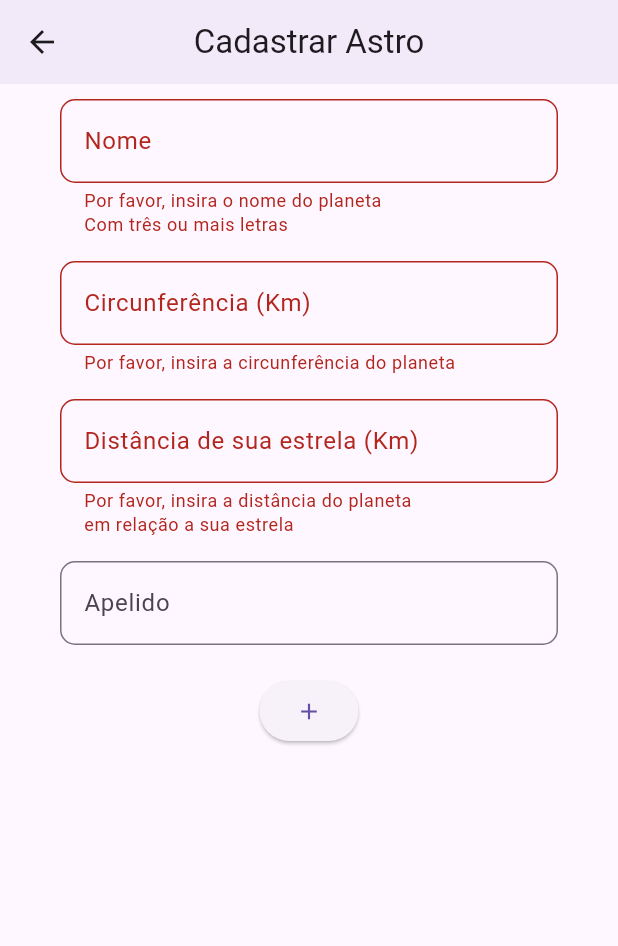
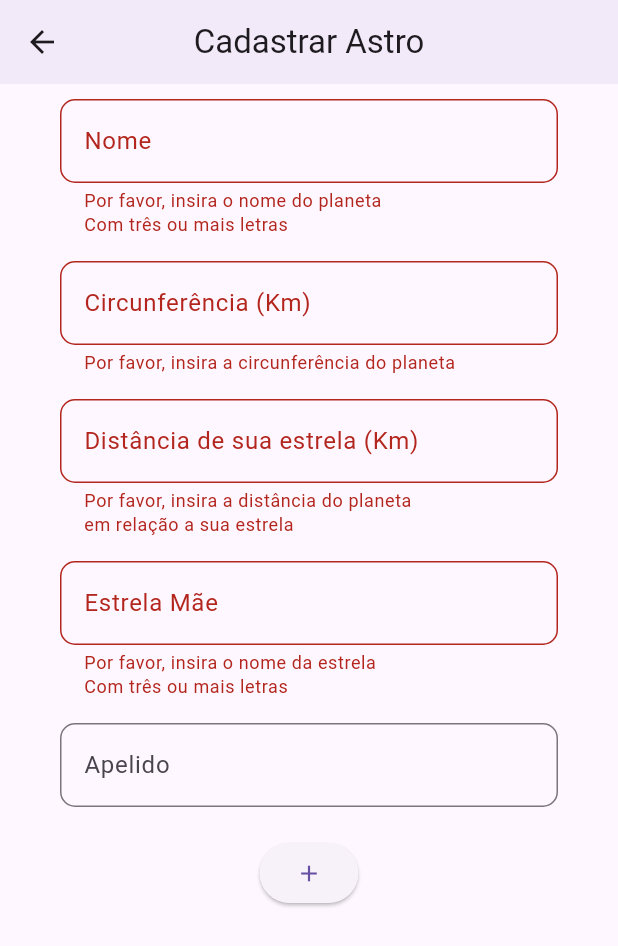
Before and after one commit to AnuTech001/Planetario, a Flutter app: the TelaAstros screen opened directly, after a tap on the "add" icon, on a phone screen of 412 x 824 dp. Shown: the top 946 px of the screen. Run offline on Flutter 3.47's test engine with Material 3 defaults, Android fonts, the phone set to English and light mode, and no system bars; our stand-ins replace sqflite; accounts and stored records are empty.

Commit message:
Algumas melhorias

```diff
--- a/lib/controles/controle_astros.dart
+++ b/lib/controles/controle_astros.dart
@@ -23,8 +23,9 @@ class ControleAstros {
     }
     return await openDatabase(
       caminho,
-      version: 1,
+      version: 2,
       onCreate: _criarBD,
+      onUpgrade: _atualizarBD,
     );
   }
 
@@ -36,12 +37,24 @@ class ControleAstros {
         nome TEXT NOT NULL,
         tamanho REAL NOT NULL,
         distancia REAL NOT NULL,
+        estrela TEXT,
         apelido TEXT
       );
     ''';
     await bd.execute(sql);
     if (kDebugMode) {
       print("Tabela astros criada com sucesso.");
+    }
+  }
+
+  // Função de migração para atualizar a tabela existente
+  Future<void> _atualizarBD(
+      Database bd, int antigaVersao, int novaVersao) async {
+    if (antigaVersao < 2) {
+      await bd.execute('ALTER TABLE astros ADD COLUMN estrela TEXT;');
+      if (kDebugMode) {
+        print('Tabela astros atualizada com sucesso.');
+      }
     }
   }
 
--- a/lib/main.dart
+++ b/lib/main.dart
@@ -87,7 +87,7 @@ class _MyHomePageState extends State<MyHomePage> {
       context: context,
       builder: (BuildContext context) {
         return AlertDialog(
-          title: Center(),
+          title: Center(child: Text('Confirmação de exclusão')),
           content: Column(
             mainAxisSize: MainAxisSize.min,
             children: <Widget>[
@@ -141,13 +141,13 @@ class _MyHomePageState extends State<MyHomePage> {
           final astro = _astros[index];
           if (kDebugMode) {
             print(
-              'Exibindo astro: ${astro.nome}\nDistância: ${astro.distancia} Km\nCircunferência: ${astro.tamanho} Km\nApelido: ${astro.apelido!}',
+              'Exibindo astro: ${astro.nome}\nDistância: ${astro.distancia} Km\nCircunferência: ${astro.tamanho} Km\nEstrela Mãe: ${astro.estrela}\nApelido: ${astro.apelido}',
             );
           }
           return ListTile(
             title: Text(astro.nome),
             subtitle: Text(
-              'Distância: ${astro.distancia} Km\nCircunferência: ${astro.tamanho} Km\nApelido: ${astro.apelido!}',
+              'Distância: ${astro.distancia} Km\nCircunferência: ${astro.tamanho} Km\nEstrela Mãe: ${astro.estrela}\nApelido: ${astro.apelido}',
             ),
             trailing: IconButton(
               icon: const Icon(Icons.delete),
--- a/lib/modelos/astros.dart
+++ b/lib/modelos/astros.dart
@@ -1,9 +1,9 @@
-// Criação da classe Astros, responsável por armazenar os dados referentes aos astros
 class Astro {
   String? id; // Identificador opcional
   String nome; // Nome do astro
   double tamanho; // Tamanho ou circunferência do astro
   double distancia; // Distância do astro em relação à sua estrela
+  String? estrela; // Nome da estrela mãe
   String? apelido; // Apelido: Nome alternativo para o astro
 
   // Construtor da classe Astro
@@ -12,6 +12,7 @@ class Astro {
     required this.nome,
     required this.tamanho,
     required this.distancia,
+    this.estrela,
     this.apelido,
   });
 
@@ -20,6 +21,7 @@ class Astro {
       : nome = '',
         tamanho = 0.0,
         distancia = 0.0,
+        estrela = '',
         apelido = '';
 
   // Criação de um objeto Astro a partir de um mapa de dados
@@ -29,6 +31,7 @@ class Astro {
       nome: map['nome'],
       tamanho: map['tamanho'],
       distancia: map['distancia'],
+      estrela: map['estrela'],
       apelido: map['apelido'],
     );
   }
@@ -40,6 +43,7 @@ class Astro {
       'nome': nome,
       'tamanho': tamanho,
       'distancia': distancia,
+      'estrela': estrela,
       'apelido': apelido,
     };
   }
--- a/lib/telas/tela_astros.dart
+++ b/lib/telas/tela_astros.dart
@@ -1,5 +1,3 @@
-// ignore_for_file: use_build_context_synchronously
-
 import 'package:flutter/foundation.dart';
 import 'package:flutter/material.dart';
 import 'package:planetario/controles/controle_astros.dart';
@@ -24,6 +22,7 @@ class _TelaAstrosState extends State<TelaAstros> {
   final TextEditingController _nomeController = TextEditingController();
   final TextEditingController _tamanhoController = TextEditingController();
   final TextEditingController _distanciaController = TextEditingController();
+  final TextEditingController _estrelaController = TextEditingController();
   final TextEditingController _apelidoController = TextEditingController();
 
   // Instância do controle de astros e do modelo de astro
@@ -41,6 +40,7 @@ class _TelaAstrosState extends State<TelaAstros> {
     _nomeController.dispose();
     _tamanhoController.dispose();
     _distanciaController.dispose();
+    _estrelaController.dispose();
     _apelidoController.dispose();
     super.dispose();
   }
@@ -51,6 +51,7 @@ class _TelaAstrosState extends State<TelaAstros> {
     _astros.tamanho = double.parse(_tamanhoController.text);
     _astros.distancia = double.parse(_distanciaController.text);
     _astros.apelido = _apelidoController.text;
+    _astros.estrela = _estrelaController.text;
     await _controleAstros.inserirAstro(_astros);
     if (kDebugMode) {
       // Log para verificação dos dados inseridos
@@ -63,11 +64,13 @@ class _TelaAstrosState extends State<TelaAstros> {
     if (_formKey.currentState!.validate()) {
       _formKey.currentState!.save();
       _inserirAstro().then((_) {
+        // ignore: use_build_context_synchronously
         ScaffoldMessenger.of(context).showSnackBar(
           const SnackBar(
             content: Text('Dados cadastrados com sucesso!'),
           ),
         );
+        // ignore: use_build_context_synchronously
         Navigator.of(context).pop(); // Navegar de volta para a tela principal
         widget.onData();
         if (kDebugMode) {
@@ -164,6 +167,27 @@ class _TelaAstrosState extends State<TelaAstros> {
                   },
                 ),
                 const SizedBox(height: 16),
+                // Campo de texto para estrela mãe
+                TextFormField(
+                  controller: _estrelaController,
+                  decoration: InputDecoration(
+                    labelText: 'Estrela Mãe',
+                    border: OutlineInputBorder(
+                      borderRadius: BorderRadius.circular(10.0),
+                    ),
+                  ),
+                  autovalidateMode: AutovalidateMode.onUserInteraction,
+                  validator: (value) {
+                    if (value == null || value.isEmpty || value.length <= 2) {
+                      return 'Por favor, insira o nome da estrela\nCom três ou mais letras';
+                    }
+                    return null;
+                  },
+                  onSaved: (value) {
+                    _astros.estrela = value!;
+                  },
+                ),
+                const SizedBox(height: 16),
                 // Campo de texto para apelido
                 TextFormField(
                   controller: _apelidoController,
--- a/pubspec.yaml
+++ b/pubspec.yaml
@@ -2,7 +2,7 @@ name: planetario
 description: "A new Flutter project."
 publish_to: 'none'
 
-version: 2.2.2-alpha+1
+version: 2.3.2-alpha+1
 
 environment:
   sdk: '>=3.6.0 <4.0.0'
```
